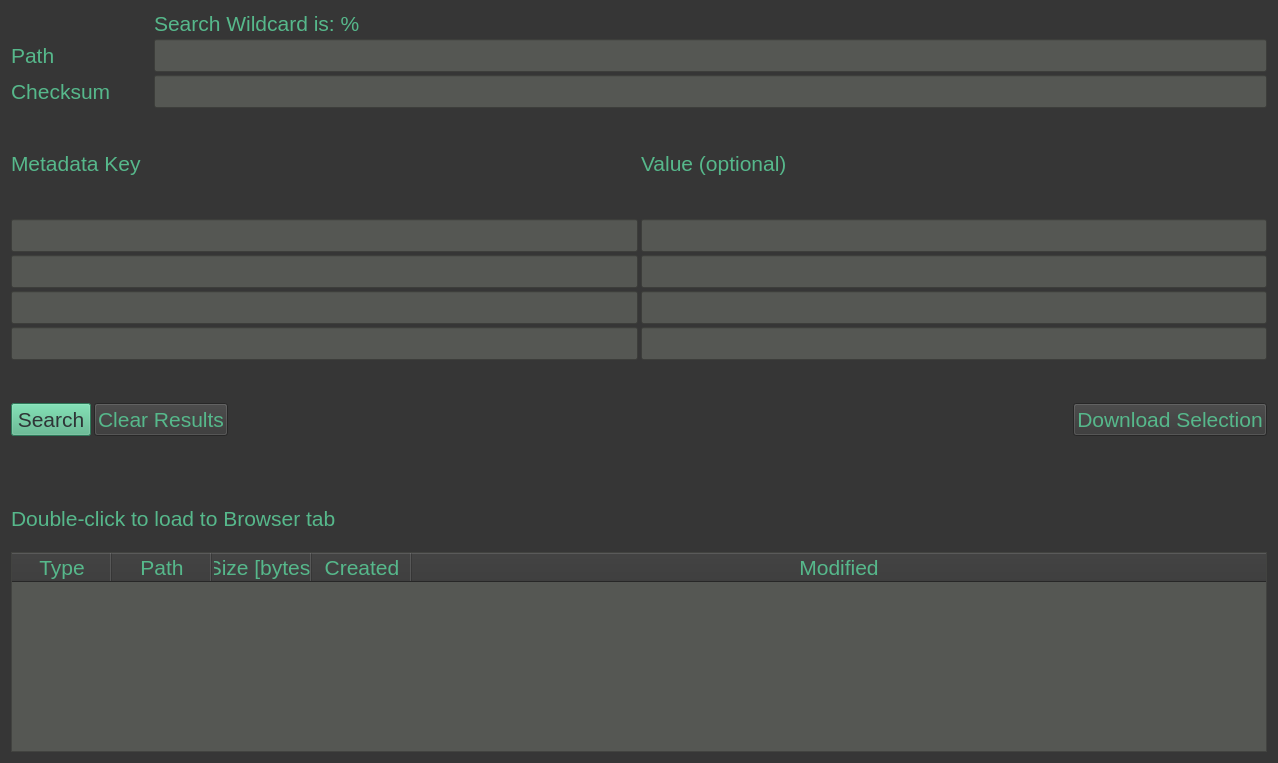
Above: ibridgesgui/ui_files/tabSearch.ui from iBridges-for-iRODS/iBridges-GUI before the change. Below: the same form after it.
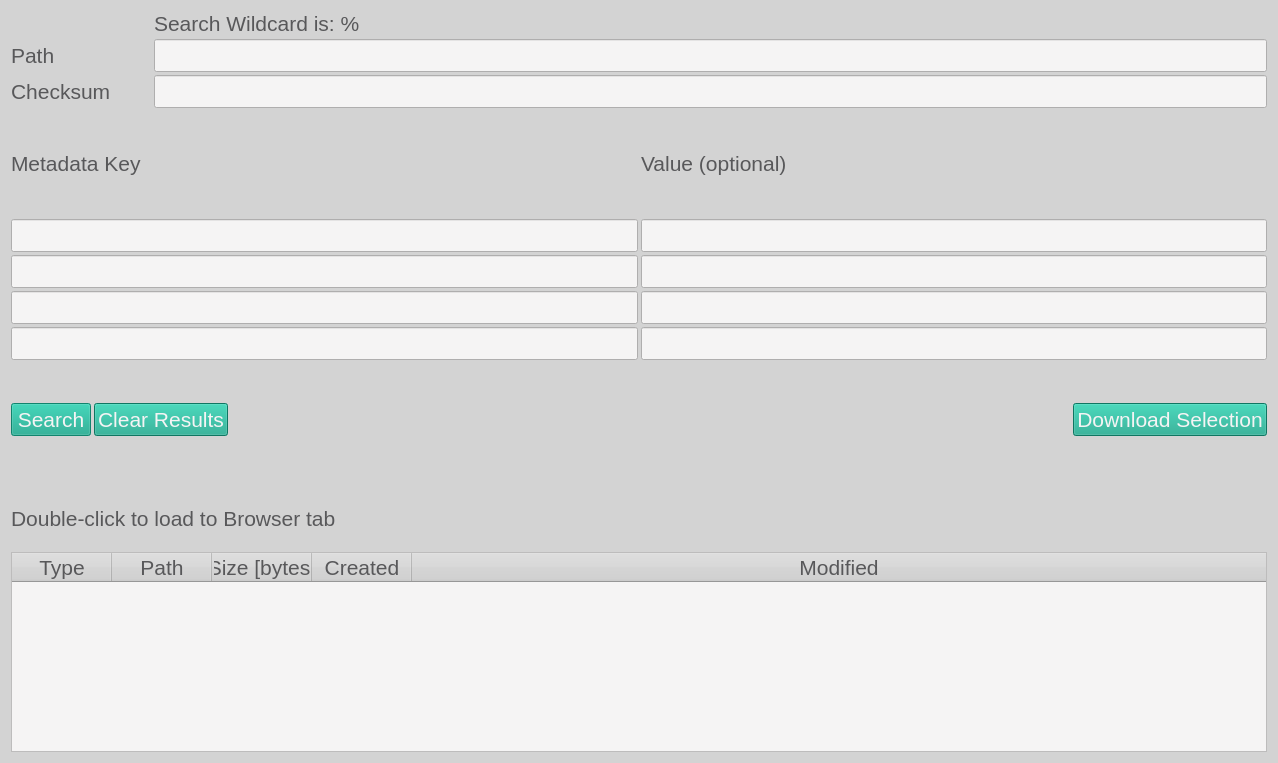
That is the form after the change.

Commit message:
GUI style color scheme (#200)
* Fix broken browser table --> disable sorting

* Status: create collections and folders

* colour scheme

* cleanup old ui files

* New style

* ruff

* Setup for welcome tab

* logo

* logo

* ruff

* "Welcome class"

* Welcome after close session

* Update README.md

* Light background for treeview

* Update pyproject.toml

* Create pypi_release.yml

* Update README.md

* new screenshots for docs

* Catch Exception and different widget

* add siwqze to sync table[D

* ruff

Diff of the .ui file:
```diff
--- a/ibridgesgui/ui_files/tabSearch.ui
+++ b/ibridgesgui/ui_files/tabSearch.ui
@@ -16,37 +16,38 @@
   <property name="styleSheet">
    <string notr="true">QWidget
 {
-    color: rgb(86, 184, 139);
-    background-color: rgb(54, 54, 54);
-    border-color: rgb(86, 184, 139);
-    selection-background-color: rgb(58, 152, 112);
-    font: 16pt;
-}
-
-QTableWidget
-{
-    background-color: rgb(85, 87, 83);
-    selection-background-color: rgb(58, 152, 112);
-    border-color: rgb(86, 184, 139);
+    background-color: rgb(211,211,211);
+    color: rgb(88, 88, 90);
+    selection-background-color: rgb(21, 165, 137);
+    selection-color: rgb(245, 244, 244);
+    font: 16pt
 }
 
 QLabel#error_label
 {
-    color: rgb(217, 174, 23);
+    color: rgb(220, 130, 30);
 }
 
-QLineEdit
+QLineEdit, QTextEdit, QTableWidget
 {
-    background-color: rgb(85, 87, 83);
-    border-color: rgb(86, 184, 139);
+   background-color:  rgb(245, 244, 244)
 }
 
-QPushButton#search_button
+QPushButton
 {
-    background-color: rgb(86, 184, 139);
-    color: rgb(46, 52, 54);
+	background-color: rgb(21, 165, 137);
+    color: rgb(245, 244, 244);
 }
 
+QPushButton#home_button, QPushButton#parent_button, QPushButton#refresh_button
+{
+    background-color: rgb(245, 244, 244);
+}
+
+QTabWidget#info_tabs
+{
+     background-color: background-color: rgb(211,211,211);
+}
 
 </string>
   </property>
```
The commit also changes 47 other files.
